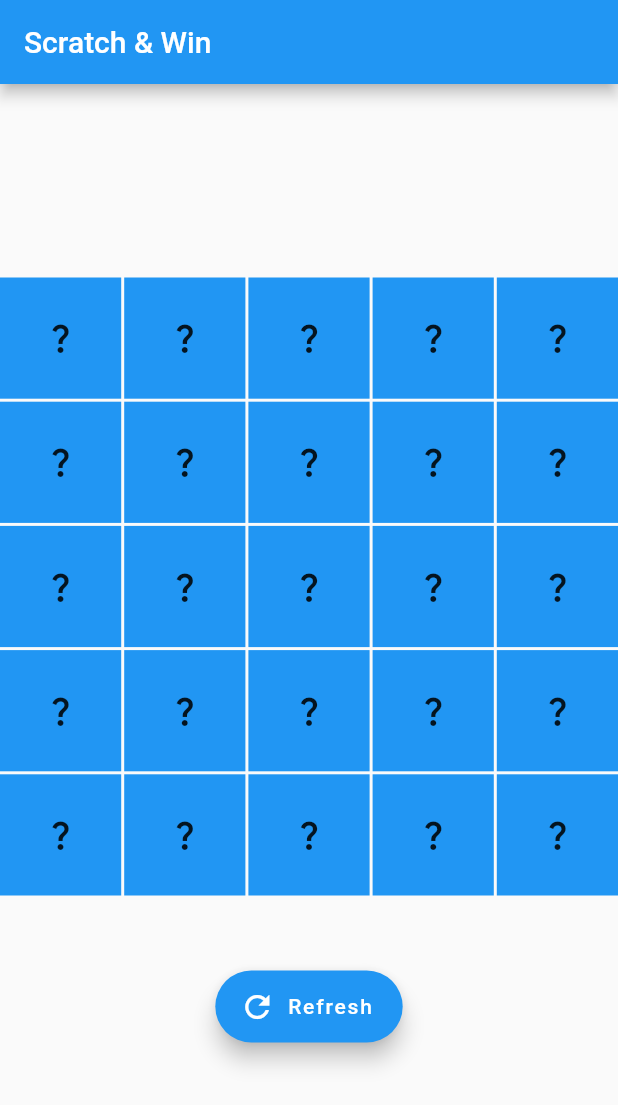
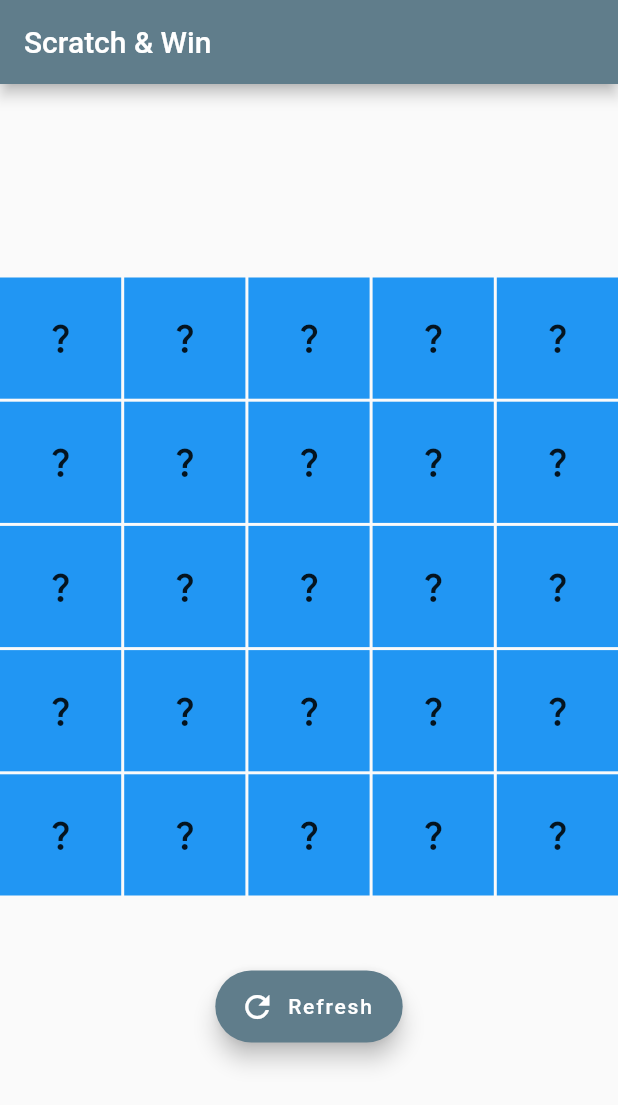
Before and after one commit to GunvantGMC/scratchnwin, a Flutter app: the screen it shows after launch, on a phone screen of 412 x 824 dp. Shown: the top 1105 px of the screen. Run offline on Flutter 3.47's test engine with Material 2 defaults, Android fonts, the light colour scheme and no system bars; drawn by our look-alikes of flip_card; our stand-ins replace fluttertoast.

Commit message:
Update main.dart
Changed Theme and some Background color to make it attractive

```diff
--- a/lib/main.dart
+++ b/lib/main.dart
@@ -20,7 +20,7 @@ class MyApp extends StatelessWidget {
     return MaterialApp(
       title: 'Scratch & Win',
       theme: ThemeData(
-        primarySwatch: Colors.blue,
+        primarySwatch: Colors.blueGrey,
       ),
       home: const MyHomePage(title: 'Scratch & Win'),
     );
@@ -134,7 +134,7 @@ class _MyHomePageState extends State<MyHomePage> {
         toastLength: Toast.LENGTH_SHORT,
         gravity: ToastGravity.CENTER,
         timeInSecForIosWeb: 1,
-        backgroundColor: Colors.red,
+        backgroundColor: Colors.yellow,
         textColor: Colors.white,
         fontSize: 16.0);
   }
```
